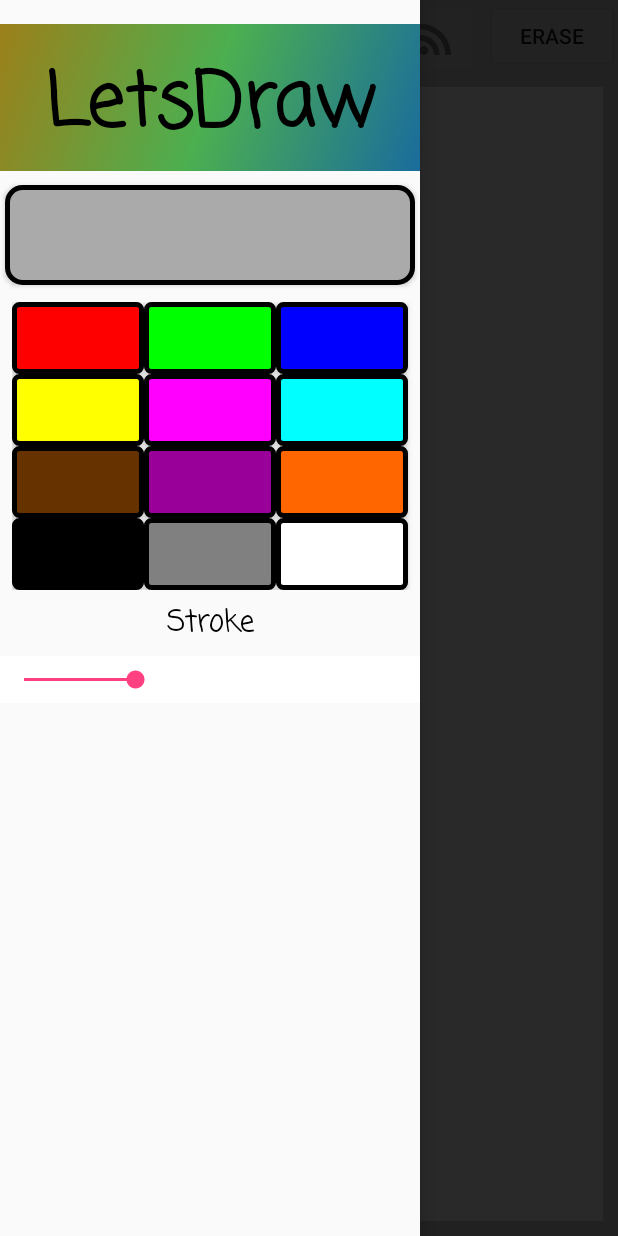
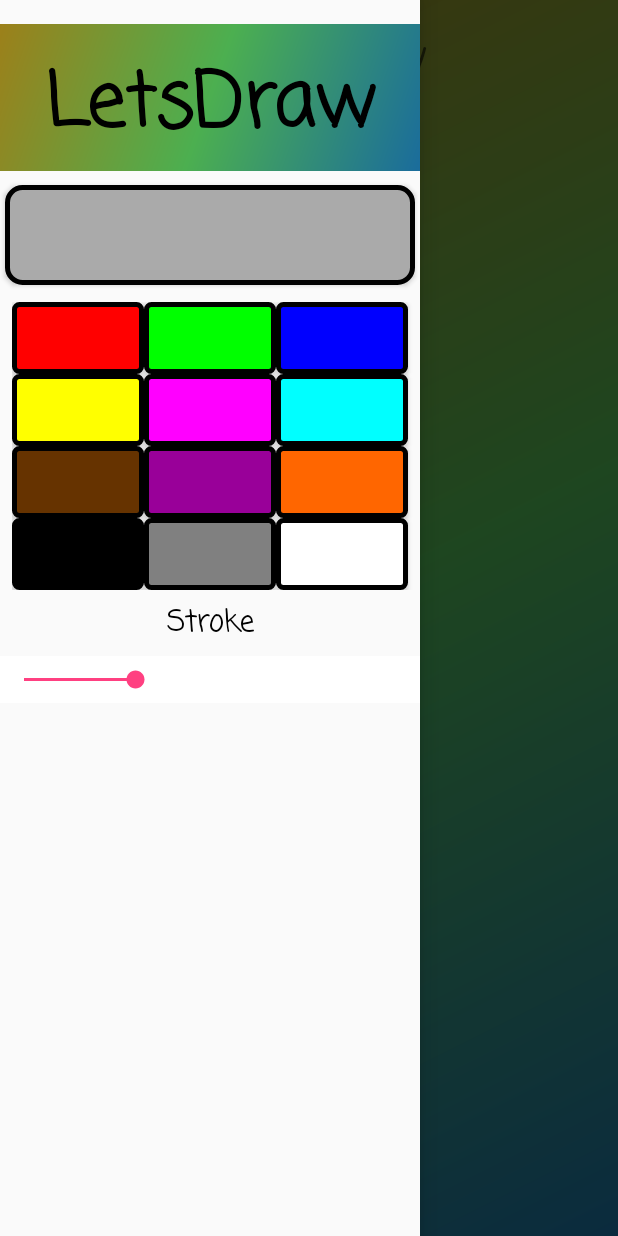
Before and after one commit to Adrien987k/ProjetMobileL3, an Android app: the screen it shows after launch (DrawActivity), with the side drawer open, on a phone screen of 412 x 824 dp. Run offline under Robolectric (Android 15) with nearby library versions, the phone set to English and light mode, and no system bars; 1 statement that could not run was skipped.

Commit message:
Remise de l'écran de chargement + traduction française

```diff
--- a/app/src/main/java/com/example/adrien/projetmobilel3/activities/ConnectionActivity.java
+++ b/app/src/main/java/com/example/adrien/projetmobilel3/activities/ConnectionActivity.java
@@ -59,7 +59,7 @@ public class ConnectionActivity extends Activity {
         as.addAll(peersName);
 
         if (peersName.length == 0) {
-            as.add("No device found.");
+            as.add(getString(R.string.no_device_found));
             peerFound = false;
         }
 
@@ -72,7 +72,7 @@ public class ConnectionActivity extends Activity {
         as.addAll(groupInfo);
 
         if(groupInfo.length == 0) {
-            as.add("You are not part of a group.");
+            as.add(getString(R.string.no_group));
         }
     }
 
--- a/app/src/main/java/com/example/adrien/projetmobilel3/activities/DrawActivity.java
+++ b/app/src/main/java/com/example/adrien/projetmobilel3/activities/DrawActivity.java
@@ -282,7 +282,7 @@ public class DrawActivity extends Activity {
            // Toast.makeText(this, "WIFI P2P enabled.", Toast.LENGTH_SHORT).show();
         } else {
             loadingDisplay(false);
-           Toast.makeText(this, "WIFI P2P disabled.", Toast.LENGTH_SHORT).show();
+           Toast.makeText(this, R.string.wifip2pdisabled, Toast.LENGTH_SHORT).show();
         }
 
     }
--- a/app/src/main/res/layout/activity_draw.xml
+++ b/app/src/main/res/layout/activity_draw.xml
@@ -50,7 +50,8 @@
         android:id="@+id/loading"
         android:layout_width="match_parent"
         android:layout_height="match_parent"
-        android:orientation="vertical">
+        android:orientation="vertical"
+        android:background="@drawable/side_nav_bar">
 
         <TextView
             android:id="@+id/app_name"
@@ -63,7 +64,6 @@
             android:text="LetsDraw"
             android:textAppearance="@style/TextAppearance.AppCompat.Display1"
             android:textSize="36sp"
-            android:visibility="invisible"
             tools:text="LetsDraw" />
 
         <ProgressBar
@@ -291,40 +291,3 @@
         </LinearLayout>
     </android.support.design.widget.NavigationView>
     </android.support.v4.widget.DrawerLayout>
-
-
-            <!--
-            <Button
-                android:text="Discover"
-                android:layout_width="wrap_content"
-                android:layout_height="wrap_content"
-                android:id="@+id/discover_button"
-                android:layout_marginStart="67dp"
-                android:layout_alignParentTop="true"
-                android:layout_alignParentStart="true" />
-
-            <Button
-                android:text="Connect"
-                android:layout_width="wrap_content"
-                android:layout_height="wrap_content"
-                android:id="@+id/connect_button"
-                android:layout_alignParentTop="true"
-                android:layout_toEndOf="@+id/group_info_button"
-                android:layout_marginStart="39dp" />
-
-             <Button
-            android:text="Send to Group Owner"
-            android:layout_width="wrap_content"
-            android:layout_height="wrap_content"
-            android:id="@+id/send_to_group_owner"
-            android:layout_alignBaseline="@+id/group_info_button"
-            android:layout_alignBottom="@+id/group_info_button"
-            android:layout_toEndOf="@+id/group_info_button" />
-
-            <TextView
-            android:layout_width="wrap_content"
-            android:layout_height="wrap_content"
-            android:layout_below="@+id/send_to_group_owner"
-            android:layout_alignParentEnd="true"
-            android:id="@+id/sendStatus" />
-            -->
--- a/app/src/main/res/values/strings.xml
+++ b/app/src/main/res/values/strings.xml
@@ -36,7 +36,11 @@
     <string name="you_are_group_owner">You are the group owner</string>
     <string name="you_are_group_member">You are the group member</string>
 
+    <string name="wifip2pdisabled">WIFI P2P disabled</string>
     <string name="connection_failed">Connection failed</string>
     <string name="group_owner_server_mode">Make sure the group owner is connected in Server Mode</string>
     <string name="ok">OK</string>
+
+    <string name="server_mode">Server mode</string>
+    <string name="local_mode">Local mode</string>
 </resources>
```
Also changed, not shown: app/src/main/res/layout/activity_connection.xml (+9 -8 lines), 1 other file.
